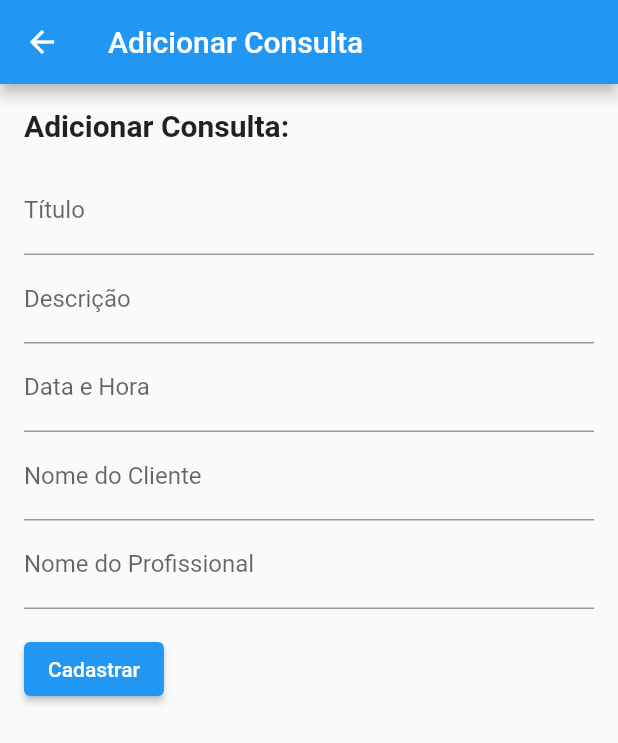
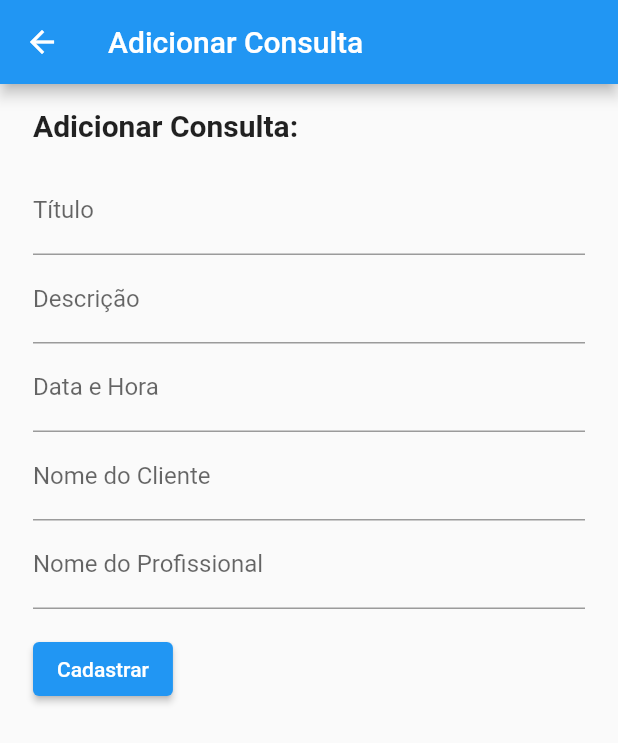
Before and after one commit to GABRIEL-ASSYS/HealthArch-Flutter, a Flutter app: the AdicionarConsultaScreen screen opened directly, on a phone screen of 412 x 824 dp. Shown: the top 743 px of the screen. Run offline on Flutter 3.47's test engine with Material 2 defaults, Android fonts, the phone set to English and light mode, and no system bars.

Commit message:
Update AdicionarConsultaScreen.dart

```diff
--- a/lib/screens/AdicionarConsultaScreen.dart
+++ b/lib/screens/AdicionarConsultaScreen.dart
@@ -22,6 +22,9 @@ class _AdicionarConsultaScreenState extends State<AdicionarConsultaScreen> {
         title: Text('Adicionar Consulta'),
       ),
       body: SingleChildScrollView(
+        child: Center(
+          child: Container(
+            constraints: BoxConstraints(maxWidth: 400),
             padding: EdgeInsets.all(16.0),
             child: Column(
               crossAxisAlignment: CrossAxisAlignment.start,
@@ -65,6 +68,8 @@ class _AdicionarConsultaScreenState extends State<AdicionarConsultaScreen> {
               ],
             ),
           ),
+        ),
+      ),
     );
   }
 }
```
Lines whose indentation alone changed are shown as unchanged.
